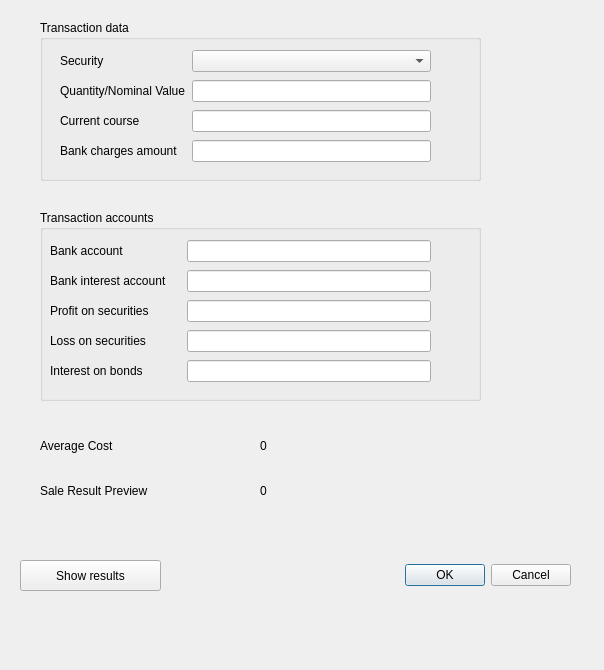
Qt form report/accounting/asset_management/ch.banana.portfolio.management.sales.dialog.ui (BananaAccounting/Universal) before a commit.
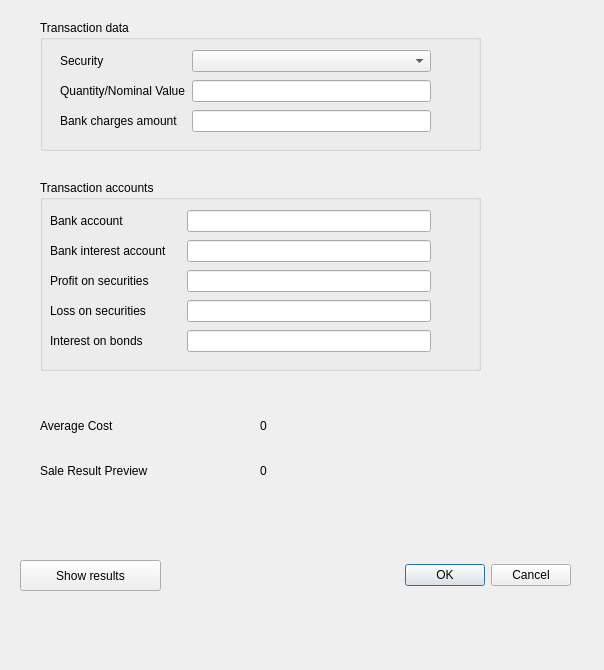
The same form after that commit.

Diff of the .ui file:
```diff
--- a/report/accounting/asset_management/ch.banana.portfolio.management.sales.dialog.ui
+++ b/report/accounting/asset_management/ch.banana.portfolio.management.sales.dialog.ui
@@ -35,7 +35,7 @@
      <x>40</x>
      <y>20</y>
      <width>441</width>
-     <height>161</height>
+     <height>131</height>
     </rect>
    </property>
    <property name="title">
@@ -47,7 +47,7 @@
       <x>20</x>
       <y>30</y>
       <width>371</width>
-      <height>121</height>
+      <height>101</height>
      </rect>
     </property>
     <layout class="QFormLayout" name="formLayout">
@@ -75,23 +75,13 @@
       <widget class="QLineEdit" name="quantity_lineEdit"/>
      </item>
      <item row="2" column="0">
-      <widget class="QLabel" name="marketPrice_label">
-       <property name="text">
-        <string>Current course</string>
-       </property>
-      </widget>
-     </item>
-     <item row="2" column="1">
-      <widget class="QLineEdit" name="marketPrice_lineEdit"/>
-     </item>
-     <item row="3" column="0">
       <widget class="QLabel" name="bank_charges_amount_label">
        <property name="text">
         <string>Bank charges amount</string>
        </property>
       </widget>
      </item>
-     <item row="3" column="1">
+     <item row="2" column="1">
       <widget class="QLineEdit" name="bank_charges_amount_lineEdit"/>
      </item>
     </layout>
@@ -101,7 +91,7 @@
    <property name="geometry">
     <rect>
      <x>40</x>
-     <y>210</y>
+     <y>180</y>
      <width>441</width>
      <height>191</height>
     </rect>
@@ -195,7 +185,7 @@
    <property name="geometry">
     <rect>
      <x>40</x>
-     <y>460</y>
+     <y>440</y>
      <width>211</width>
      <height>61</height>
     </rect>
@@ -208,7 +198,7 @@
    <property name="geometry">
     <rect>
      <x>260</x>
-     <y>460</y>
+     <y>440</y>
      <width>221</width>
      <height>61</height>
     </rect>
@@ -221,7 +211,7 @@
    <property name="geometry">
     <rect>
      <x>40</x>
-     <y>420</y>
+     <y>400</y>
      <width>201</width>
      <height>51</height>
     </rect>
@@ -234,7 +224,7 @@
    <property name="geometry">
     <rect>
      <x>260</x>
-     <y>420</y>
+     <y>400</y>
      <width>231</width>
      <height>51</height>
     </rect>
```
